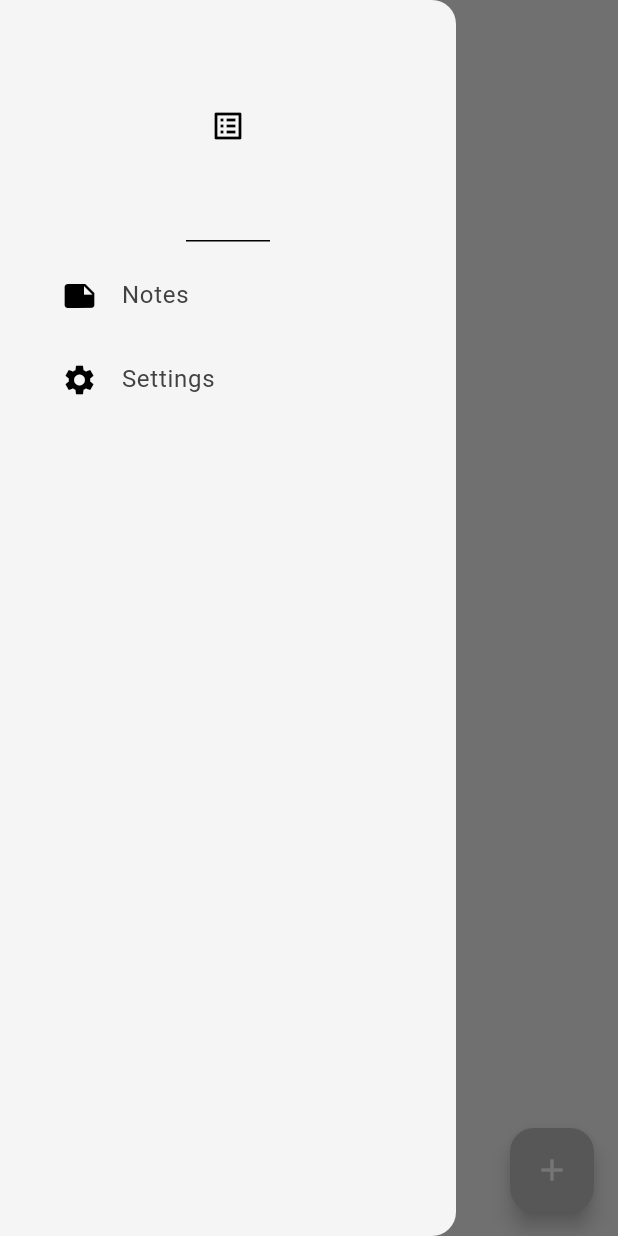
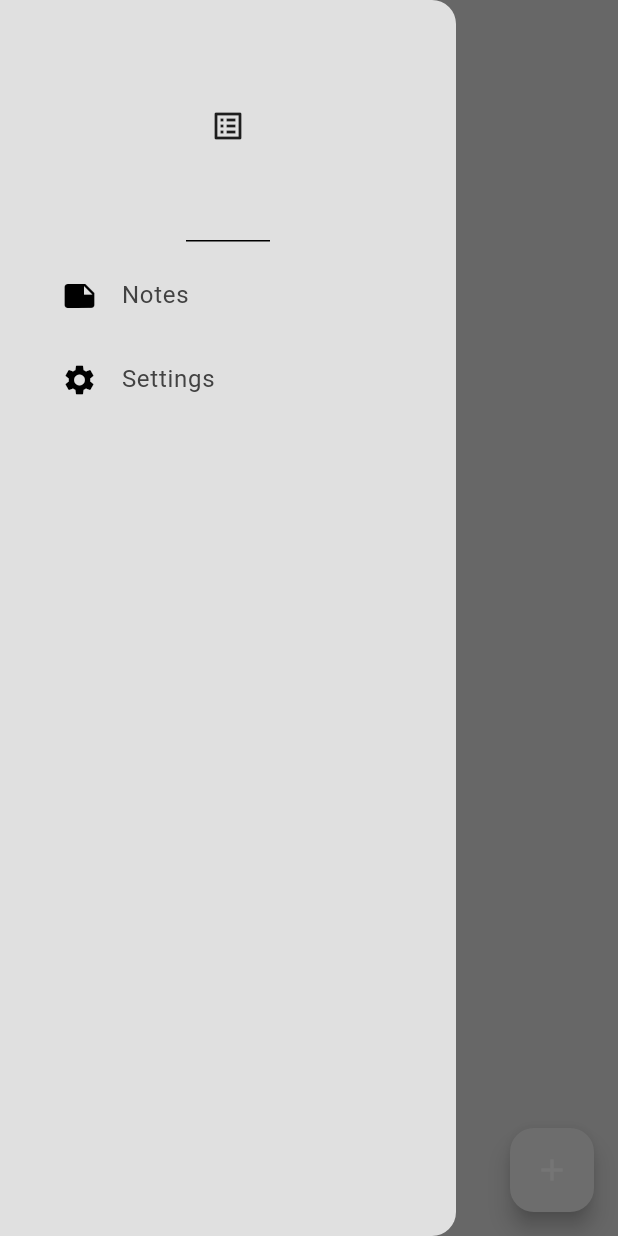
Before and after one commit to IldySilva/minimal_notes_app, a Flutter app: the screen it shows after launch, with the side drawer open, on a phone screen of 412 x 824 dp. Run offline on Flutter 3.47's test engine with Material 3 defaults, Android fonts, the phone set to English and light mode, and no system bars; our stand-ins replace google_fonts, isar; accounts and stored records are empty; generated files the repository leaves out were written again.

Commit message:
add dark theme

```diff
--- a/lib/theme/theme.dart
+++ b/lib/theme/theme.dart
@@ -3,20 +3,18 @@ import 'package:flutter/material.dart';
 ThemeData lightTheme = ThemeData(
     brightness: Brightness.light,
     useMaterial3: true,
-    iconTheme: const IconThemeData(color: Colors.black),
     colorScheme: ColorScheme.light(
-        background: Colors.grey.shade100,
-        secondary: Colors.grey.shade200,
-        primary: Colors.grey.shade400,
+        background: Colors.grey.shade300,
+        primary: Colors.grey.shade200,
+        secondary: Colors.grey.shade400,
         inversePrimary: Colors.grey.shade800));
 
 
 ThemeData darkTheme = ThemeData(
-    brightness: Brightness.light,
-    useMaterial3: true,
-    iconTheme: const IconThemeData(color: Colors.white),
-    colorScheme: ColorScheme.light(
+  useMaterial3: true,
+    brightness: Brightness.dark,
+    colorScheme: ColorScheme.dark(
         background: Colors.grey.shade900,
-        secondary: Colors.grey.shade700,
-        primary: Colors.grey.shade400,
-        inversePrimary: Colors.grey.shade100));
+        secondary: Colors.grey.shade800,
+        primary: Colors.grey.shade700,
+        inversePrimary: Colors.grey.shade300));
```
Also changed, not shown: lib/Pages/notes_page.dart (+20 -29 lines), lib/components/note_tile.dart (added, +34 -0 lines).
